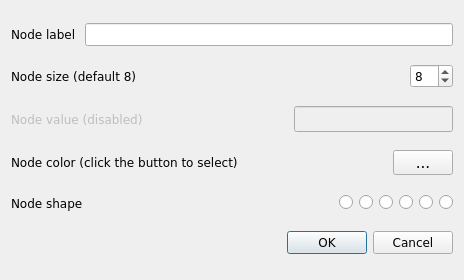
Above: src/forms/nodeeditdialog.ui from socnetv/app before the change. Below: the same form after it.
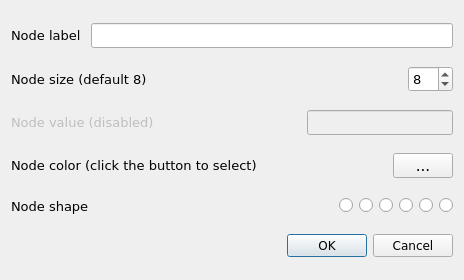
That is the form after the change. Icons and pictures are not drawn.

```diff
--- a/src/forms/nodeeditdialog.ui
+++ b/src/forms/nodeeditdialog.ui
@@ -39,7 +39,7 @@
        <property name="font">
         <font>
          <family>Sans Serif</family>
-         <pointsize>9</pointsize>
+         <pointsize>10</pointsize>
         </font>
        </property>
        <property name="text">
@@ -52,7 +52,7 @@
        <property name="font">
         <font>
          <family>Sans Serif</family>
-         <pointsize>9</pointsize>
+         <pointsize>10</pointsize>
         </font>
        </property>
       </widget>
@@ -66,7 +66,7 @@
        <property name="font">
         <font>
          <family>Sans Serif</family>
-         <pointsize>9</pointsize>
+         <pointsize>10</pointsize>
         </font>
        </property>
        <property name="text">
@@ -98,7 +98,7 @@
        <property name="font">
         <font>
          <family>Sans Serif</family>
-         <pointsize>9</pointsize>
+         <pointsize>10</pointsize>
         </font>
        </property>
        <property name="value">
@@ -118,7 +118,7 @@
        <property name="font">
         <font>
          <family>Sans Serif</family>
-         <pointsize>9</pointsize>
+         <pointsize>10</pointsize>
         </font>
        </property>
        <property name="text">
@@ -152,8 +152,8 @@
        </property>
        <property name="font">
         <font>
-         <family>DejaVu Sans</family>
-         <pointsize>11</pointsize>
+         <family>Sans Serif</family>
+         <pointsize>10</pointsize>
         </font>
        </property>
       </widget>
@@ -167,7 +167,7 @@
        <property name="font">
         <font>
          <family>Sans Serif</family>
-         <pointsize>9</pointsize>
+         <pointsize>10</pointsize>
         </font>
        </property>
        <property name="text">
@@ -228,7 +228,7 @@
        <property name="font">
         <font>
          <family>Sans Serif</family>
-         <pointsize>9</pointsize>
+         <pointsize>10</pointsize>
         </font>
        </property>
        <property name="text">
```
